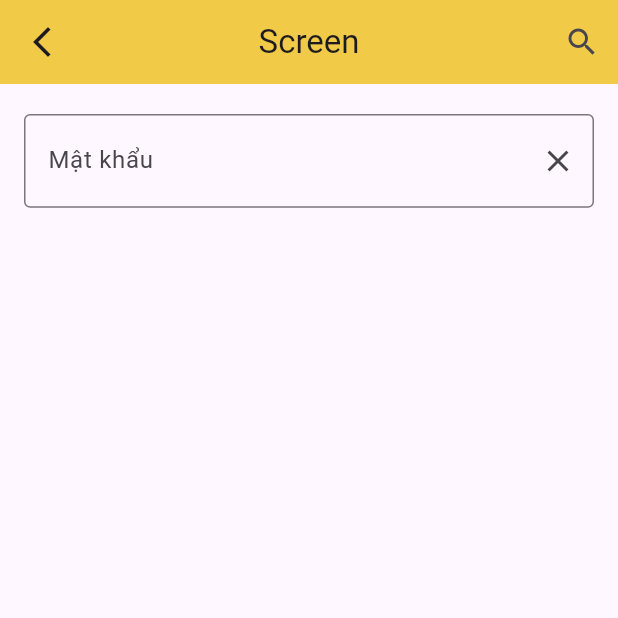
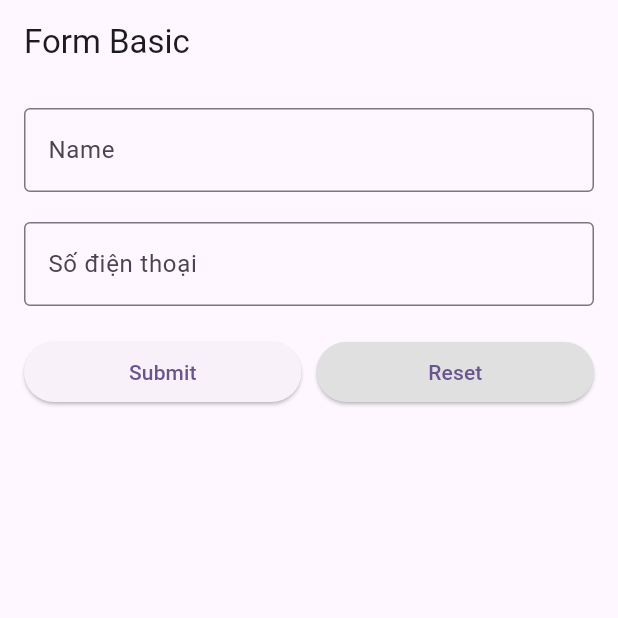
Before and after one commit to huyvu23/learn-flutter, a Flutter app: the screen it shows after launch, on a phone screen of 412 x 824 dp, the top half of it. Run offline on Flutter 3.47's test engine with Material 3 defaults, Android fonts, the phone set to English and light mode, and no system bars.

Commit message:
Refactor widget structure and add form demo
Moved multiple widget files into the 'my_widget_01' subdirectory for better organization. Updated main.dart to use the new FormBasicDemo widget from 'my_widget_form_02', replacing MyTextField2. Added a new basic form demo with validation and reset functionality.

```diff
--- a/lib/main.dart
+++ b/lib/main.dart
@@ -7,7 +7,8 @@ import 'package:flutter/material.dart';
 // import 'MyButton.dart';
 // import 'MyGestures.dart';
 // import 'MyTextField.dart';
-import 'MyTextField2.dart';
+// import 'my_widget_01/MyTextField2.dart';
+import 'my_widget_form_02/f1_form_basic.dart';
 
 void main() {
   runApp(const MyApp());
@@ -25,7 +26,7 @@ class MyApp extends StatelessWidget {
         colorScheme: ColorScheme.fromSeed(seedColor: Colors.deepPurple),
       ),
       debugShowCheckedModeBanner: false,
-      home: const MyTextField2(),
+      home: FormBasicDemo(),
     );
   }
 }
--- /dev/null
+++ b/lib/my_widget_form_02/f1_form_basic.dart
@@ -0,0 +1,114 @@
+import 'package:flutter/material.dart';
+
+class FormBasicDemo extends StatefulWidget {
+  @override
+  State<FormBasicDemo> createState() => _FormBasicDemoState();
+}
+
+class _FormBasicDemoState extends State<FormBasicDemo> {
+  // Sử dụng global key để truy cập form
+  final _formKey = GlobalKey<FormState>();
+  String? _name;
+  String? _phone;
+
+  @override
+  Widget build(BuildContext context) {
+    return Scaffold(
+      appBar: AppBar(title: Text('Form Basic')),
+      body: Padding(
+        padding: EdgeInsets.all(16),
+        child: Form(
+          key: _formKey,
+          child: Column(
+            // Không cần Center vì Column đã chiếm toàn bộ không gian
+            children: [
+              // **ĐÃ XÓA Form lồng nhau không cần thiết ở đây**
+              // Chỉ giữ lại Column chứa các trường nhập liệu
+              TextFormField(
+                decoration: InputDecoration(
+                  border: OutlineInputBorder(),
+                  labelText: 'Name',
+                  hintText: "Nhập họ và tên",
+                ),
+                // Thêm validator để kiểm tra dữ liệu
+                validator: (value) {
+                  if (value == null || value.isEmpty) {
+                    return 'Vui lòng nhập tên';
+                  }
+                  return null;
+                },
+                onSaved: (value) {
+                  _name = value;
+                },
+              ),
+              SizedBox(height: 20),
+              TextFormField(
+                decoration: InputDecoration(
+                  border: OutlineInputBorder(),
+                  labelText: 'Số điện thoại',
+                  hintText: "Nhập số điện thoại",
+                ),
+                keyboardType: TextInputType.phone,
+                // Thêm validator
+                validator: (value) {
+                  if (value == null || value.isEmpty) {
+                    return 'Vui lòng nhập số điện thoại';
+                  }
+                  return null;
+                },
+                onSaved: (value) {
+                  _phone = value;
+                },
+              ),
+              SizedBox(height: 20),
+              Row(
+                mainAxisAlignment: MainAxisAlignment.spaceBetween,
+                children: [
+                  Expanded(
+                    child: ElevatedButton(
+                      child: Text('Submit'),
+                      onPressed: () {
+                        // 1. Kiểm tra xem form có hợp lệ không
+                        if (_formKey.currentState!.validate()) {
+                          // 2. Nếu hợp lệ, gọi save() để kích hoạt onSaved
+                          _formKey.currentState!.save();
+
+                          // 3. Hiển thị dữ liệu
+                          ScaffoldMessenger.of(context).showSnackBar(
+                            SnackBar(
+                              content: Text('Name: $_name, Phone: $_phone'),
+                            ),
+                          );
+                        }
+                      },
+                    ),
+                  ),
+                  const SizedBox(width: 10),
+                  Expanded(
+                    child: ElevatedButton(
+                      child: Text('Reset'),
+                      style: ElevatedButton.styleFrom(
+                        backgroundColor: Colors.grey[300], // Màu nền khác
+                      ),
+                      onPressed: () {
+                        // reset() sẽ xóa văn bản trong các trường
+                        _formKey.currentState?.reset();
+
+                        // Đồng thời cập nhật lại state để _name và _phone về null
+                        // phòng trường hợp đã submit trước đó
+                        setState(() {
+                          _name = null;
+                          _phone = null;
+                        });
+                      },
+                    ),
+                  ),
+                ],
+              ),
+            ],
+          ),
+        ),
+      ),
+    );
+  }
+}
```
Also changed, not shown: lib/my_widget_01/MyAppBar.dart (renamed from lib/MyAppBar.dart), lib/my_widget_01/MyButton.dart (renamed from lib/MyButton.dart), lib/my_widget_01/MyButton2.dart (renamed from lib/MyButton2.dart), lib/my_widget_01/MyColumnAndRow.dart (renamed from lib/MyColumnAndRow.dart), lib/my_widget_01/MyContainer.dart (renamed from lib/MyContainer.dart), lib/my_widget_01/MyGestures.dart (renamed from lib/MyGestures.dart), lib/my_widget_01/MyScaffold.dart (renamed from lib/MyScaffold.dart), lib/my_widget_01/MyText.dart (renamed from lib/MyText.dart), lib/my_widget_01/MyTextField.dart (renamed from lib/MyTextField.dart), lib/my_widget_01/MyTextField2.dart (renamed from lib/MyTextField2.dart).
